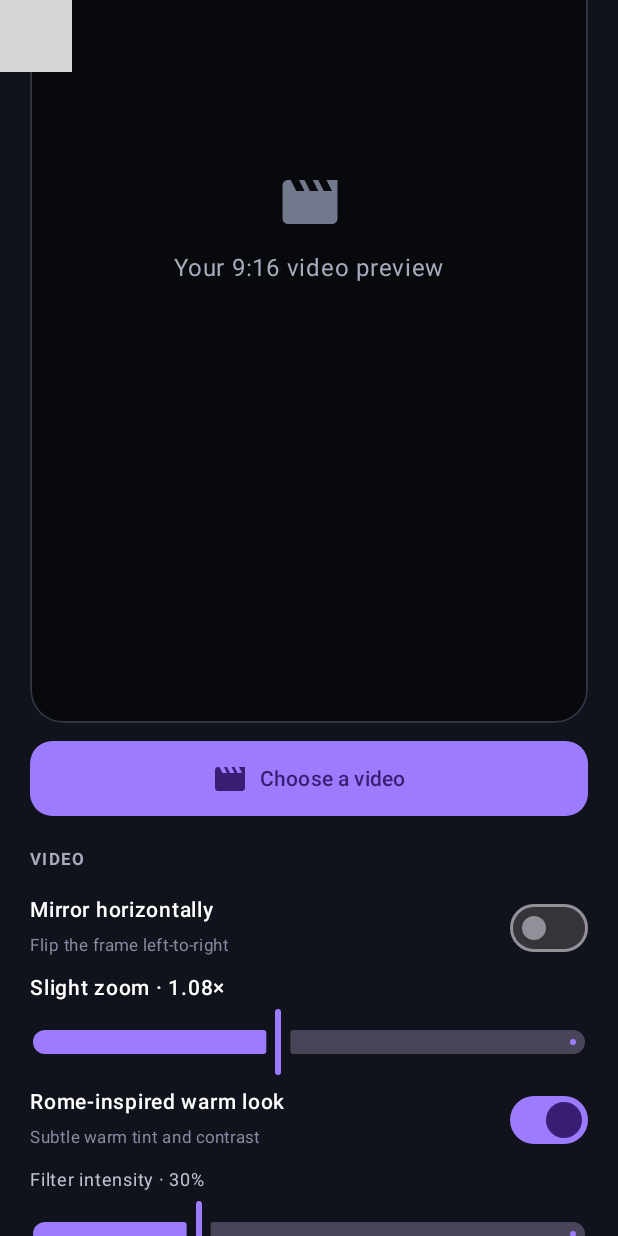
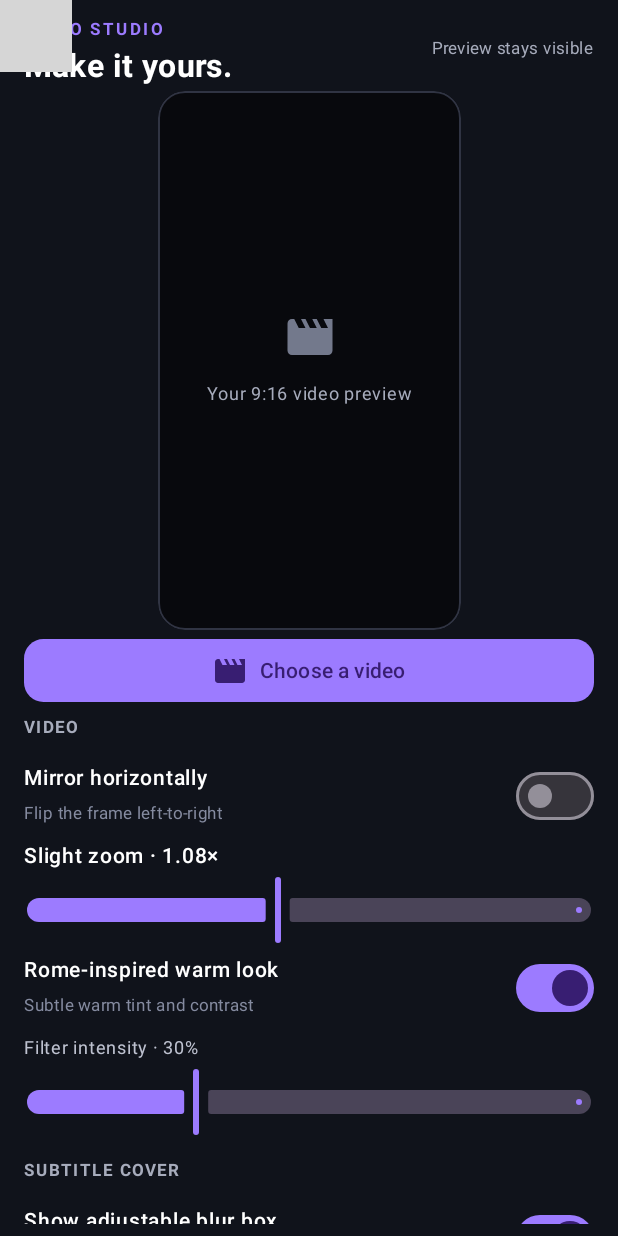
Before and after one commit to yelin19/VideoEditing-, an Android app built with Jetpack Compose: the screen it shows after launch (MainActivity), on a phone screen of 412 x 824 dp. Run offline under Robolectric (Android 15) with nearby library versions, the phone set to English and light mode, and no system bars; 2 statements that could not run were skipped; grey boxes are pictures that could not be loaded.

Commit message:
Keep preview visible and update paused video effects live

```diff
--- a/app/src/main/java/com/example/videoediting/MainActivity.kt
+++ b/app/src/main/java/com/example/videoediting/MainActivity.kt
@@ -11,7 +11,6 @@ import android.graphics.Color as AndroidColor
 import android.graphics.ImageDecoder
 import android.graphics.Paint
 import android.graphics.RectF
-import android.graphics.Matrix
 import android.graphics.Movie
 import android.net.Uri
 import android.os.Bundle
@@ -134,22 +133,24 @@ private fun EditorScreen() {
         }
     }
 
-    Column(Modifier.fillMaxSize().background(Background).verticalScroll(rememberScrollState()).padding(horizontal = 20.dp, vertical = 18.dp)) {
-        Text("VIDEO STUDIO", color = Accent, fontSize = 12.sp, fontWeight = FontWeight.Bold, letterSpacing = 2.sp)
-        Spacer(Modifier.height(7.dp))
-        Text("Make it yours.", color = Color.White, fontSize = 29.sp, fontWeight = FontWeight.Bold)
-        Text("Edit in 9:16, preview, then export to your gallery.", color = Color(0xFFA7ACBC), fontSize = 13.sp)
-        Spacer(Modifier.height(18.dp))
-
-        Box(Modifier.fillMaxWidth().aspectRatio(9f / 16f).clip(RoundedCornerShape(22.dp)).background(Color(0xFF08090D)).border(1.dp, Color(0xFF303443), RoundedCornerShape(22.dp))) {
+    Column(Modifier.fillMaxSize().background(Background).padding(horizontal = 16.dp, vertical = 8.dp)) {
+        Row(Modifier.fillMaxWidth(), verticalAlignment = Alignment.CenterVertically) {
+            Column(Modifier.weight(1f)) {
+                Text("VIDEO STUDIO", color = Accent, fontSize = 11.sp, fontWeight = FontWeight.Bold, letterSpacing = 2.sp)
+                Text("Make it yours.", color = Color.White, fontSize = 21.sp, fontWeight = FontWeight.Bold)
+            }
+            Text("Preview stays visible", color = Color(0xFFA7ACBC), fontSize = 11.sp)
+        }
+        Spacer(Modifier.height(4.dp))
+        BoxWithConstraints(Modifier.fillMaxWidth().weight(1.05f)) {
+            val previewWidth = minOf(maxWidth, maxHeight * 9f / 16f)
+            Box(Modifier.width(previewWidth).aspectRatio(9f / 16f).align(Alignment.Center).clip(RoundedCornerShape(18.dp)).background(Color(0xFF08090D)).border(1.dp, Color(0xFF303443), RoundedCornerShape(18.dp))) {
                 if (videoUri != null) VideoPreview(videoUri!!, mirror, zoom, Modifier.fillMaxSize())
                 if (videoUri == null) Column(Modifier.align(Alignment.Center), horizontalAlignment = Alignment.CenterHorizontally) {
-                Icon(Icons.Default.Movie, null, tint = Color(0xFF73798C), modifier = Modifier.size(44.dp))
-                Spacer(Modifier.height(10.dp)); Text("Your 9:16 video preview", color = Color(0xFFA7ACBC))
+                    Icon(Icons.Default.Movie, null, tint = Color(0xFF73798C), modifier = Modifier.size(36.dp))
+                    Spacer(Modifier.height(8.dp)); Text("Your 9:16 video preview", color = Color(0xFFA7ACBC), fontSize = 12.sp)
                 }
-            if (warmEnabled && videoUri != null) {
-                Box(Modifier.fillMaxSize().background(Color(0xFFFF9F4C).copy(alpha = warmAmount * .22f)))
-            }
+                if (warmEnabled && videoUri != null) Box(Modifier.fillMaxSize().background(Color(0xFFFF9F4C).copy(alpha = warmAmount * .48f)))
                 if (blurEnabled && videoUri != null) InteractiveBlurBox(blurRect, blurStrength, Modifier.fillMaxSize(), onChange = { blurRect = it })
                 savedLogo?.let { file ->
                     val isGif = file.extension.equals("gif", ignoreCase = true)
@@ -163,8 +164,7 @@ private fun EditorScreen() {
                         animatedDrawable?.apply { repeatCount = android.graphics.drawable.AnimatedImageDrawable.REPEAT_INFINITE; start() }
                         onDispose { animatedDrawable?.stop() }
                     }
-                if (bitmap != null || animatedDrawable != null) {
-                    DraggableLogo(bitmap, animatedDrawable, logoPosition, logoScale, Modifier.fillMaxSize(), onMove = { next ->
+                    if (bitmap != null || animatedDrawable != null) DraggableLogo(bitmap, animatedDrawable, logoPosition, logoScale, Modifier.fillMaxSize(), onMove = { next ->
                         logoPosition = next
                         prefs.edit().putFloat("logo_x", next.x).putFloat("logo_y", next.y).apply()
                     }, onScale = { next ->
@@ -172,15 +172,15 @@ private fun EditorScreen() {
                         prefs.edit().putFloat("logo_scale", next).apply()
                     })
                 }
+                if (warmEnabled && videoUri != null) Text("WARM ${ (warmAmount * 100).roundToInt()}%", Modifier.align(Alignment.TopStart).padding(7.dp).clip(RoundedCornerShape(7.dp)).background(Color.Black.copy(alpha = .55f)).padding(horizontal = 7.dp, vertical = 4.dp), color = Color.White, fontSize = 8.sp)
             }
-            if (warmEnabled && videoUri != null) Text("WARM ${ (warmAmount * 100).roundToInt()}%", Modifier.align(Alignment.TopStart).padding(9.dp).clip(RoundedCornerShape(7.dp)).background(Color.Black.copy(alpha = .55f)).padding(horizontal = 8.dp, vertical = 5.dp), color = Color.White, fontSize = 9.sp)
         }
-        Spacer(Modifier.height(12.dp))
-        Button(onClick = { videoPicker.launch(PickVisualMediaRequest(ActivityResultContracts.PickVisualMedia.VideoOnly)) }, modifier = Modifier.fillMaxWidth().height(50.dp), shape = RoundedCornerShape(15.dp)) {
+        Spacer(Modifier.height(5.dp))
+        Button(onClick = { videoPicker.launch(PickVisualMediaRequest(ActivityResultContracts.PickVisualMedia.VideoOnly)) }, modifier = Modifier.fillMaxWidth().height(42.dp), shape = RoundedCornerShape(13.dp)) {
             Icon(Icons.Default.Movie, null); Spacer(Modifier.width(8.dp)); Text(if (videoUri == null) "Choose a video" else "Change video", fontWeight = FontWeight.SemiBold)
         }
-        Spacer(Modifier.height(17.dp))
-
+        Spacer(Modifier.height(6.dp))
+        Column(Modifier.fillMaxWidth().weight(1f).verticalScroll(rememberScrollState()).padding(bottom = 12.dp)) {
         SectionTitle("VIDEO")
         SettingSwitch("Mirror horizontally", "Flip the frame left-to-right", mirror) { mirror = it }
         Text("Slight zoom · ${"%.2f".format(zoom)}×", color = Color.White, fontWeight = FontWeight.Medium, fontSize = 14.sp)
@@ -291,6 +291,7 @@ private fun EditorScreen() {
         Spacer(Modifier.height(18.dp))
         Text("Output: 1080 × 1920 MP4 · Movies/VideoEditing", color = Color(0xFF858BA0), fontSize = 11.sp)
         Spacer(Modifier.height(24.dp))
+        }
     }
     message?.let { text -> AlertDialog(onDismissRequest = { message = null }, confirmButton = { TextButton(onClick = { message = null }) { Text("OK") } }, title = { Text(if (text.startsWith("Video exported")) "Export complete" else "Notice") }, text = { Text(text) }) }
 }
@@ -439,6 +440,7 @@ private fun VideoPreview(uri: Uri, mirror: Boolean, zoom: Float, modifier: Modif
                 this.player = player
                 scaleX = 1f
                 scaleY = 1f
+                applyVideoTextureTransform(this, mirror, zoom)
                 post { applyVideoTextureTransform(this, mirror, zoom) }
             }
         },
@@ -446,6 +448,7 @@ private fun VideoPreview(uri: Uri, mirror: Boolean, zoom: Float, modifier: Modif
             view.player = player
             view.scaleX = 1f
             view.scaleY = 1f
+            applyVideoTextureTransform(view, mirror, zoom)
             view.post { applyVideoTextureTransform(view, mirror, zoom) }
         }
     )
@@ -453,18 +456,15 @@ private fun VideoPreview(uri: Uri, mirror: Boolean, zoom: Float, modifier: Modif
 
 private fun applyVideoTextureTransform(playerView: PlayerView, mirror: Boolean, zoom: Float) {
     val videoTexture = playerView.videoSurfaceView as? TextureView ?: return
-    if (videoTexture.width <= 0 || videoTexture.height <= 0) return
-    val transform = Matrix().apply {
-        setScale(if (mirror) -zoom else zoom, zoom, videoTexture.width / 2f, videoTexture.height / 2f)
-    }
-    videoTexture.setTransform(transform)
+    videoTexture.scaleX = if (mirror) -zoom else zoom
+    videoTexture.scaleY = zoom
 }
 
 private fun fullFrameOverlaySettings(): OverlaySettings = OverlaySettings.Builder().setBackgroundFrameAnchor(0f, 0f).setOverlayFrameAnchor(0f, 0f).setScale(1f, 1f).build()
 
 private fun makeWarmOverlay(intensity: Float): Bitmap {
     val bitmap = Bitmap.createBitmap(1080, 1920, Bitmap.Config.ARGB_8888)
-    Canvas(bitmap).drawColor(AndroidColor.argb((intensity.coerceIn(0f, 1f) * 62).roundToInt(), 255, 159, 76))
+    Canvas(bitmap).drawColor(AndroidColor.argb((intensity.coerceIn(0f, 1f) * 128).roundToInt(), 255, 159, 76))
     return bitmap
 }
 
```
Also changed, not shown: 1 other file. Lines whose indentation alone changed are shown as unchanged.
